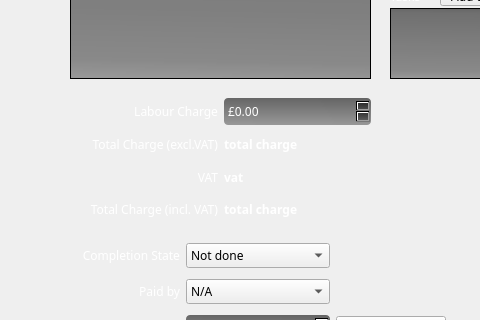
First picture: the form in dialogs/job/JobForm.ui, repository supermaximo93/Computing_Project, before the edit; both pictures show x 0 to 480 and y 272 to 592 of the 679 by 695 pixel window.
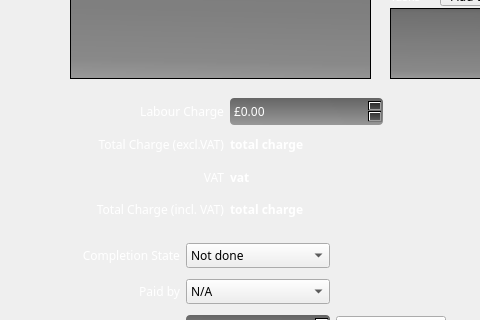
Second picture: the form after the edit. Icons and pictures are not drawn.

Commit message: Fixed a problem with Job and Expense forms not allowing prices to be typed in easily, and also customer field in the Job form not being set to the Customer just added with 'Add new customer' button for new Jobs

```diff
--- a/dialogs/job/JobForm.ui
+++ b/dialogs/job/JobForm.ui
@@ -283,7 +283,7 @@
     <rect>
      <x>70</x>
      <y>370</y>
-     <width>301</width>
+     <width>313</width>
      <height>125</height>
     </rect>
    </property>
@@ -334,7 +334,7 @@
        <string>£</string>
       </property>
       <property name="maximum">
-       <double>100000.000000000000000</double>
+       <double>1000000000.000000000000000</double>
       </property>
      </widget>
     </item>
```
The commit also changes 5 other files.
